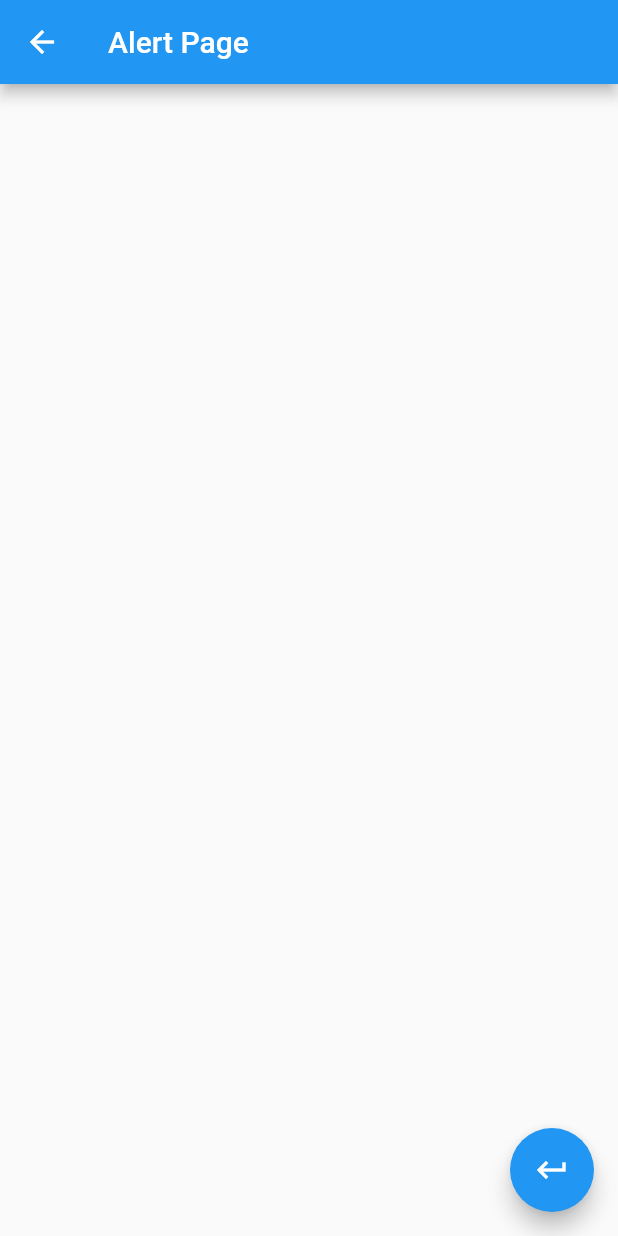
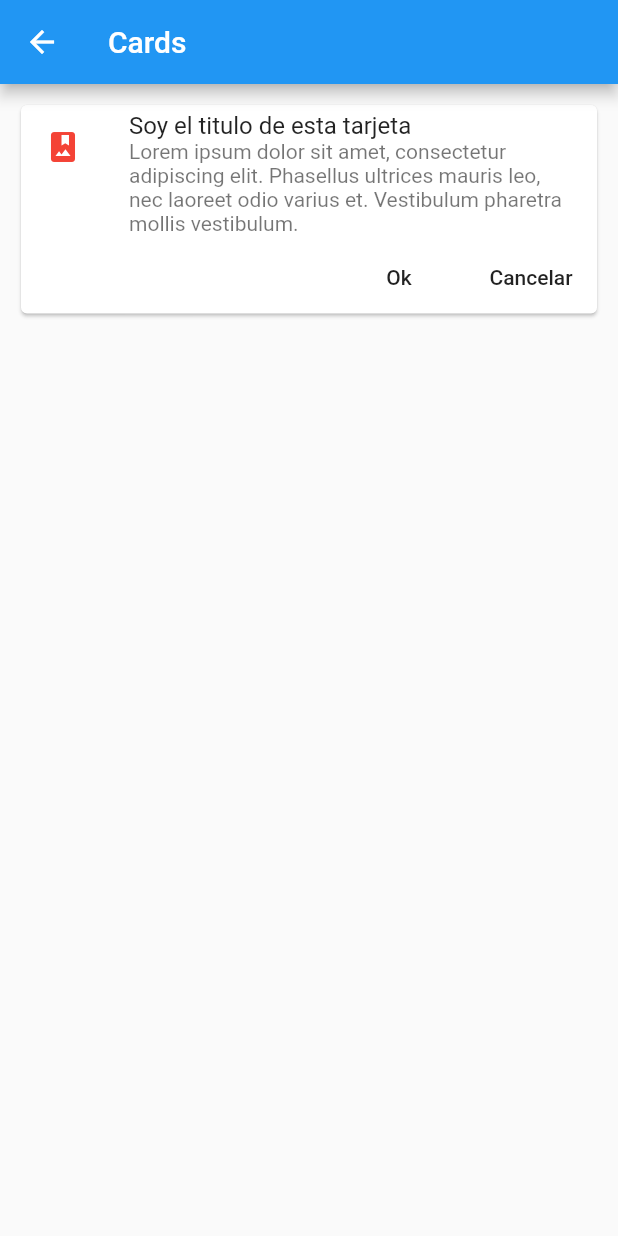
Before and after one commit to gabrielborgess/flutter_Widgets, a Flutter app: the screen it shows after launch, after a tap on "Cards - Tarjetas", on a phone screen of 412 x 824 dp. Run offline on Flutter 3.47's test engine with Material 2 defaults, Android fonts, the phone set to English and light mode, and no system bars.

Commit message:
Add cards

```diff
--- /dev/null
+++ b/lib/src/pages/card_page.dart
@@ -0,0 +1,46 @@
+import 'package:flutter/material.dart';
+
+class  CardPage extends StatelessWidget {
+  @override
+  Widget build(BuildContext context) {
+    return Scaffold(
+    appBar: AppBar(title: Text("Cards"),),
+      body: ListView(
+        padding: EdgeInsets.all(10.0),
+        children: <Widget>[
+          _cardTipo1()
+        ],
+      ),
+    );
+  }
+
+  Widget _cardTipo1() {
+    return Card(
+      child: Column(
+        children: <Widget>[
+          ListTile(
+            leading: Icon(Icons.photo_album,color: Colors.red,),
+            title: Text('Soy el titulo de esta tarjeta'),
+            subtitle: Text('Lorem ipsum dolor sit amet, consectetur adipiscing elit. Phasellus ultrices mauris leo, nec laoreet odio varius et. Vestibulum pharetra mollis vestibulum.'),
+          ),
+          Row(
+            mainAxisAlignment: MainAxisAlignment.end,
+            children: <Widget>[
+              FlatButton(
+                child: Text('Ok'),
+                onPressed: (){
+
+                },
+              ),FlatButton(
+                child: Text('Cancelar'),
+                onPressed: (){
+
+                },
+              ),
+            ],
+          ),
+        ],
+      ),
+    );
+  }
+}
--- a/lib/src/routes/routes.dart
+++ b/lib/src/routes/routes.dart
@@ -1,6 +1,7 @@
 import 'package:flutter/material.dart';
 import 'package:study/src/pages/alert_page.dart';
 import 'package:study/src/pages/avatar_page.dart';
+import 'package:study/src/pages/card_page.dart';
 import 'package:study/src/pages/home_page.dart';
 
 
@@ -11,6 +12,7 @@ Map<String,WidgetBuilder> getApplicationRoutes(){
     '/': (BuildContext context) => HomePage(),
     'alert': (BuildContext context) => AlertPage(),
     'avatar': (BuildContext context) => AvatarPage(),
+    'card':   (BuildContext context)=>CardPage(),
   };
 
 }
```
